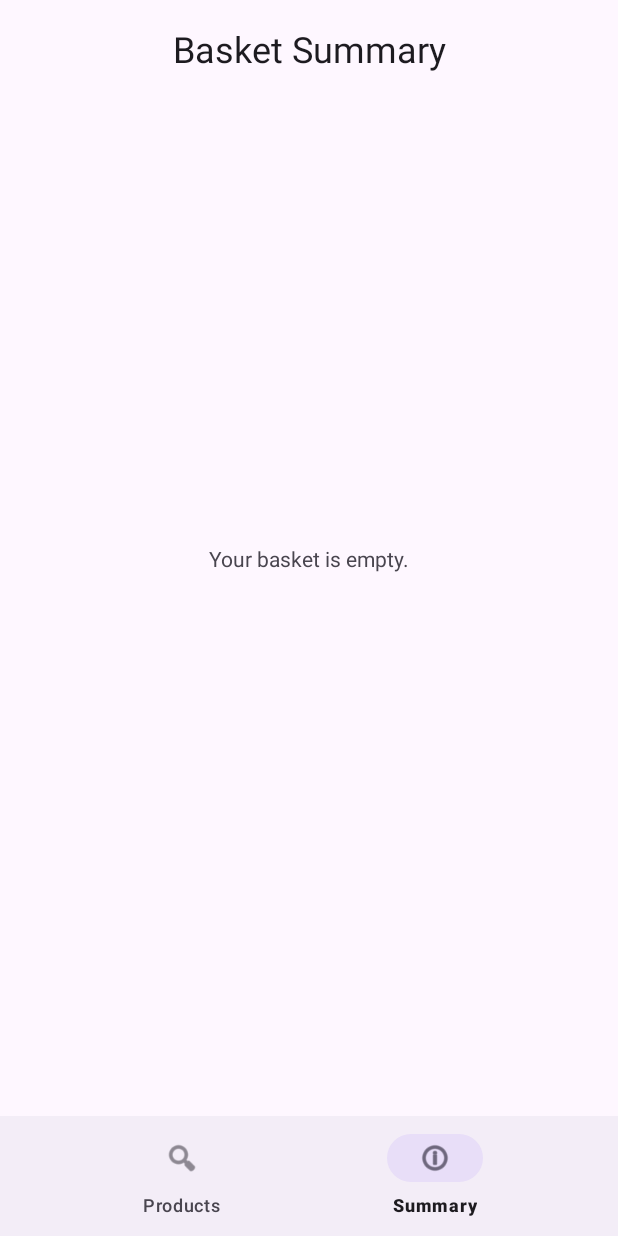
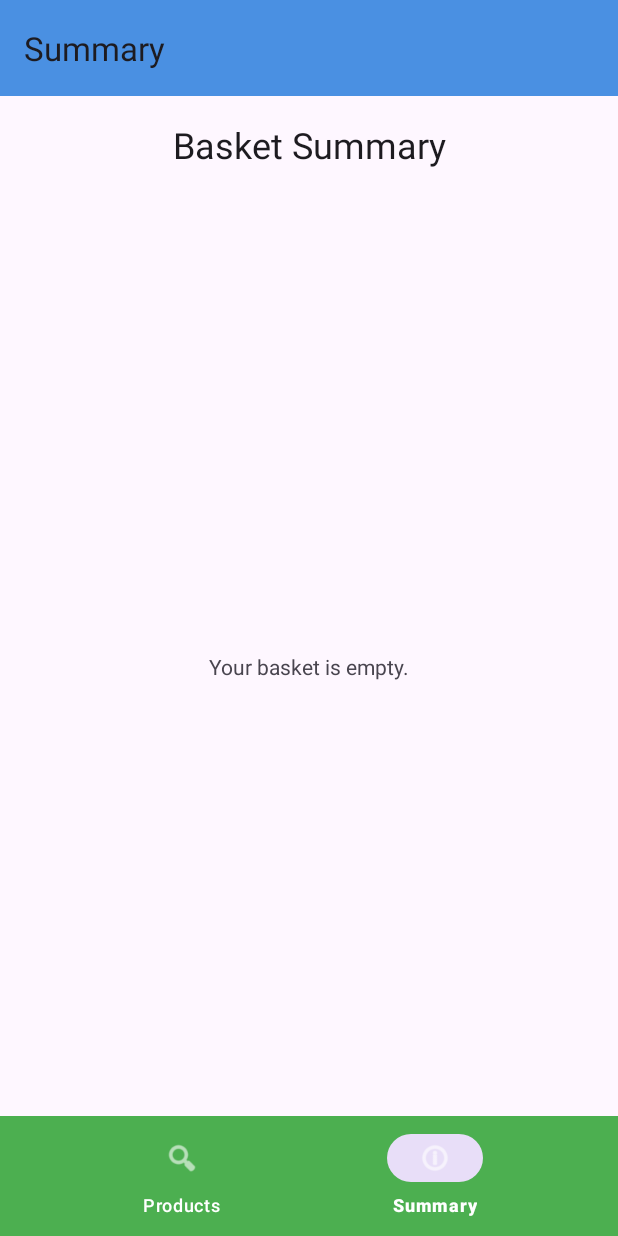
Before and after one commit to onurtas1993/smart-grocery, an Android app: the screen it shows after launch (MainActivity), item 2 of the bottom bar chosen, on a phone screen of 412 x 824 dp. Run offline under Robolectric (Android 15) with nearby library versions, the phone set to English and light mode, and no system bars; our stand-ins replace navigation-ui; pictures from the network do not load.

Commit message:
Changed some coloring for toolbar and navbar

```diff
--- a/mobile_client/app/src/main/java/com/onurtas/marktfox/activity/MainActivity.kt
+++ b/mobile_client/app/src/main/java/com/onurtas/marktfox/activity/MainActivity.kt
@@ -4,9 +4,13 @@ import android.os.Bundle
 import androidx.activity.enableEdgeToEdge
 import androidx.activity.viewModels
 import androidx.appcompat.app.AppCompatActivity
+import androidx.appcompat.widget.Toolbar
 import androidx.core.view.ViewCompat
 import androidx.core.view.WindowInsetsCompat
+import androidx.navigation.NavController
 import androidx.navigation.fragment.NavHostFragment
+import androidx.navigation.ui.AppBarConfiguration
+import androidx.navigation.ui.setupActionBarWithNavController
 import androidx.navigation.ui.setupWithNavController
 import com.google.android.material.bottomnavigation.BottomNavigationView
 import com.onurtas.marktfox.R
@@ -15,21 +19,30 @@ import com.onurtas.marktfox.viewmodel.MainActivityViewModel
 class MainActivity : AppCompatActivity() {
 
     private val mainActivityViewModel: MainActivityViewModel by viewModels()
+    private lateinit var navController: NavController
+    private lateinit var appBarConfiguration: AppBarConfiguration
 
     override fun onCreate(savedInstanceState: Bundle?) {
         super.onCreate(savedInstanceState)
-        enableEdgeToEdge()
         setContentView(R.layout.activity_main)
-        ViewCompat.setOnApplyWindowInsetsListener(findViewById(R.id.main)) { v, insets ->
-            val systemBars = insets.getInsets(WindowInsetsCompat.Type.systemBars())
-            v.setPadding(systemBars.left, systemBars.top, systemBars.right, systemBars.bottom)
-            insets
-        }
+
+        val toolbar = findViewById<Toolbar>(R.id.toolbar)
+        setSupportActionBar(toolbar)
 
         val navHostFragment = supportFragmentManager
             .findFragmentById(R.id.nav_host_fragment) as NavHostFragment
-        val navController = navHostFragment.navController
+        navController = navHostFragment.navController
         val bottomNavView = findViewById<BottomNavigationView>(R.id.bottom_nav_view)
+
+        appBarConfiguration = AppBarConfiguration(
+            setOf(R.id.navigation_products, R.id.navigation_summary)
+        )
+
+        setupActionBarWithNavController(navController, appBarConfiguration)
         bottomNavView.setupWithNavController(navController)
     }
+
+    override fun onSupportNavigateUp(): Boolean {
+        return navController.navigateUp() || super.onSupportNavigateUp()
+    }
 }
--- a/mobile_client/app/src/main/res/layout/activity_main.xml
+++ b/mobile_client/app/src/main/res/layout/activity_main.xml
@@ -1,31 +1,48 @@
 <?xml version="1.0" encoding="utf-8"?>
-<androidx.constraintlayout.widget.ConstraintLayout xmlns:android="http://schemas.android.com/apk/res/android"
+<androidx.coordinatorlayout.widget.CoordinatorLayout xmlns:android="http://schemas.android.com/apk/res/android"
     xmlns:app="http://schemas.android.com/apk/res-auto"
     xmlns:tools="http://schemas.android.com/tools"
     android:id="@+id/main"
     android:layout_width="match_parent"
     android:layout_height="match_parent"
+    android:fitsSystemWindows="true"
     tools:context=".activity.MainActivity">
+
+    <com.google.android.material.appbar.AppBarLayout
+        android:id="@+id/appBarLayout"
+        android:layout_width="match_parent"
+        android:layout_height="wrap_content"
+        android:background="?attr/colorPrimary"
+        style="@style/Widget.Material3.AppBarLayout"
+        android:fitsSystemWindows="true"
+        app:liftOnScroll="false">
+
+        <com.google.android.material.appbar.MaterialToolbar
+            android:id="@+id/toolbar"
+            android:layout_width="match_parent"
+            android:layout_height="?attr/actionBarSize"
+            app:title="@string/app_name" />
+
+    </com.google.android.material.appbar.AppBarLayout>
 
     <androidx.fragment.app.FragmentContainerView
         android:id="@+id/nav_host_fragment"
         android:name="androidx.navigation.fragment.NavHostFragment"
-        android:layout_width="0dp"
-        android:layout_height="0dp"
-        app:layout_constraintBottom_toTopOf="@+id/bottom_nav_view"
-        app:layout_constraintEnd_toEndOf="parent"
-        app:layout_constraintStart_toStartOf="parent"
-        app:layout_constraintTop_toTopOf="parent"
+        android:layout_width="match_parent"
+        android:layout_height="match_parent"
         app:defaultNavHost="true"
+        app:layout_behavior="@string/appbar_scrolling_view_behavior"
         app:navGraph="@navigation/nav_graph" />
 
     <com.google.android.material.bottomnavigation.BottomNavigationView
         android:id="@+id/bottom_nav_view"
-        android:layout_width="0dp"
+        android:layout_width="match_parent"
         android:layout_height="wrap_content"
-        app:layout_constraintBottom_toBottomOf="parent"
-        app:layout_constraintEnd_toEndOf="parent"
-        app:layout_constraintStart_toStartOf="parent"
+        android:layout_gravity="bottom"
+        android:background="?attr/colorSecondary"
+        app:itemIconTint="@color/white"
+        app:itemTextColor="@color/white"
+        android:fitsSystemWindows="true"
         app:menu="@menu/bottom_nav_menu" />
 
-</androidx.constraintlayout.widget.ConstraintLayout>
+</androidx.coordinatorlayout.widget.CoordinatorLayout>
--- a/mobile_client/app/src/main/res/values/colors.xml
+++ b/mobile_client/app/src/main/res/values/colors.xml
@@ -2,4 +2,9 @@
 <resources>
     <color name="black">#FF000000</color>
     <color name="white">#FFFFFFFF</color>
+
+    <color name="my_app_primary">#4A90E2</color>
+    <color name="my_app_secondary">#4CAF50</color>
+    <color name="my_app_background">#F4F4F4</color>
+
 </resources>
--- a/mobile_client/app/src/main/res/values/themes.xml
+++ b/mobile_client/app/src/main/res/values/themes.xml
@@ -1,8 +1,11 @@
 <resources xmlns:tools="http://schemas.android.com/tools">
-    <!-- Base application theme. -->
     <style name="Base.Theme.MarktFox" parent="Theme.Material3.DayNight.NoActionBar">
-        <!-- Customize your light theme here. -->
-        <!-- <item name="colorPrimary">@color/my_light_primary</item> -->
+        <item name="colorPrimary">@color/my_app_primary</item>
+        <item name="colorSecondary">@color/my_app_secondary</item>
+        <item name="colorOnPrimary">@color/white</item>
+        <item name="android:statusBarColor">?attr/colorPrimary</item>
+        <item name="android:navigationBarColor">?attr/colorSecondary</item>
+        <item name="android:enforceNavigationBarContrast">false</item>
     </style>
 
     <style name="Theme.MarktFox" parent="Base.Theme.MarktFox" />
```
